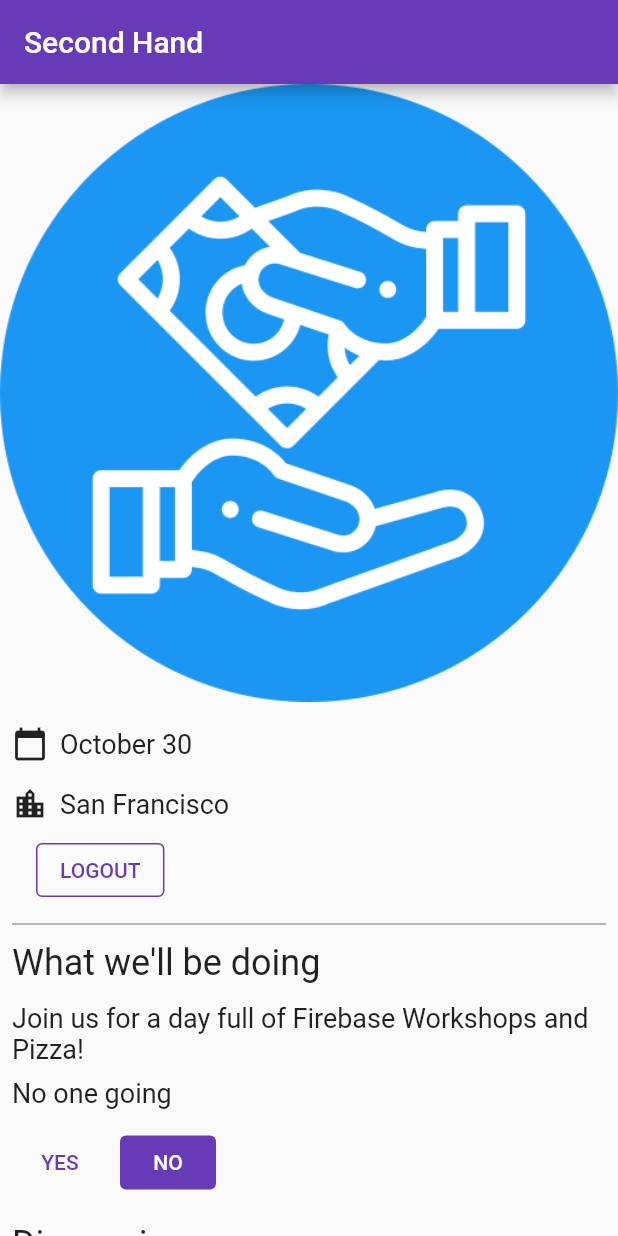
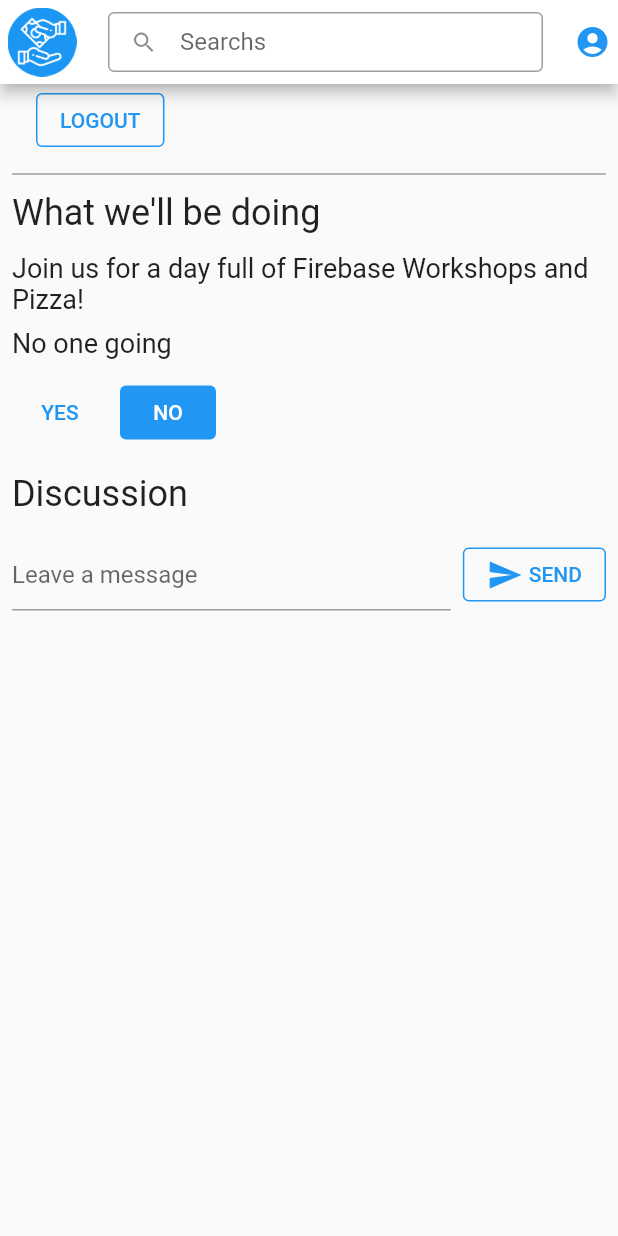
Before and after one commit to grachet/messenger-flutter-firebase, a Flutter app: the screen it shows once a user with an empty profile is signed in, on a phone screen of 412 x 824 dp. Run offline on Flutter 3.47's test engine with Material 2 defaults, Android fonts, the phone set to English and light mode, and no system bars; our stand-ins replace cloud_firestore, firebase_auth, firebase_core, google_fonts; accounts and stored records are empty.

Commit message:
app bar UI

```diff
--- a/lib/main.dart
+++ b/lib/main.dart
@@ -25,10 +25,13 @@ class App extends StatelessWidget {
     return MaterialApp(
       title: 'Second Hand',
       theme: ThemeData(
+        appBarTheme: Theme.of(context).appBarTheme.copyWith(
+              backgroundColor: Colors.white,
+            ),
         buttonTheme: Theme.of(context).buttonTheme.copyWith(
-              highlightColor: Colors.deepPurple,
+              highlightColor: Colors.blue,
             ),
-        primarySwatch: Colors.deepPurple,
+        primarySwatch: Colors.blue,
         textTheme: GoogleFonts.robotoTextTheme(
           Theme.of(context).textTheme,
         ),
@@ -46,14 +49,29 @@ class HomePage extends StatelessWidget {
   Widget build(BuildContext context) {
     return Scaffold(
       appBar: AppBar(
-        title: const Text('Second Hand'),
+        leading: Padding(
+            padding: EdgeInsets.all(5), child: Image.asset('assets/logo.png')),
+        title: Container(
+            height: 40,
+            child: const TextField(
+              decoration: InputDecoration(
+                  prefixIcon: Icon(Icons.search),
+                  border: OutlineInputBorder(),
+                  hintText: 'Searchs',
+                  isDense: true,
+                  contentPadding: EdgeInsets.all(8)),
+            )),
+        actions: [
+          Padding(
+              padding: EdgeInsets.symmetric(horizontal: 5),
+              child: Icon(
+                Icons.account_circle,
+                color: Colors.blue,
+              )),
+        ],
       ),
       body: ListView(
         children: <Widget>[
-          Image.asset('assets/logo.png'),
-          const SizedBox(height: 8),
-          const IconAndDetail(Icons.calendar_today, 'October 30'),
-          const IconAndDetail(Icons.location_city, 'San Francisco'),
           Consumer<ApplicationState>(
             builder: (context, appState, _) => Authentication(
               email: appState.email,
--- a/lib/src/authentication.dart
+++ b/lib/src/authentication.dart
@@ -54,7 +54,7 @@ class Authentication extends StatelessWidget {
                 onPressed: () {
                   startLoginFlow();
                 },
-                child: const Text('RSVP'),
+                child: const Text('Login'),
               ),
             ),
           ],
@@ -139,7 +139,7 @@ class Authentication extends StatelessWidget {
               },
               child: const Text(
                 'OK',
-                style: TextStyle(color: Colors.deepPurple),
+                style: TextStyle(color: Colors.blue),
               ),
             ),
           ],
--- a/lib/src/widgets.dart
+++ b/lib/src/widgets.dart
@@ -56,7 +56,7 @@ class StyledButton extends StatelessWidget {
   @override
   Widget build(BuildContext context) => OutlinedButton(
         style: OutlinedButton.styleFrom(
-            side: const BorderSide(color: Colors.deepPurple)),
+            side: const BorderSide(color: Colors.blue)),
         onPressed: onPressed,
         child: child,
       );
```
